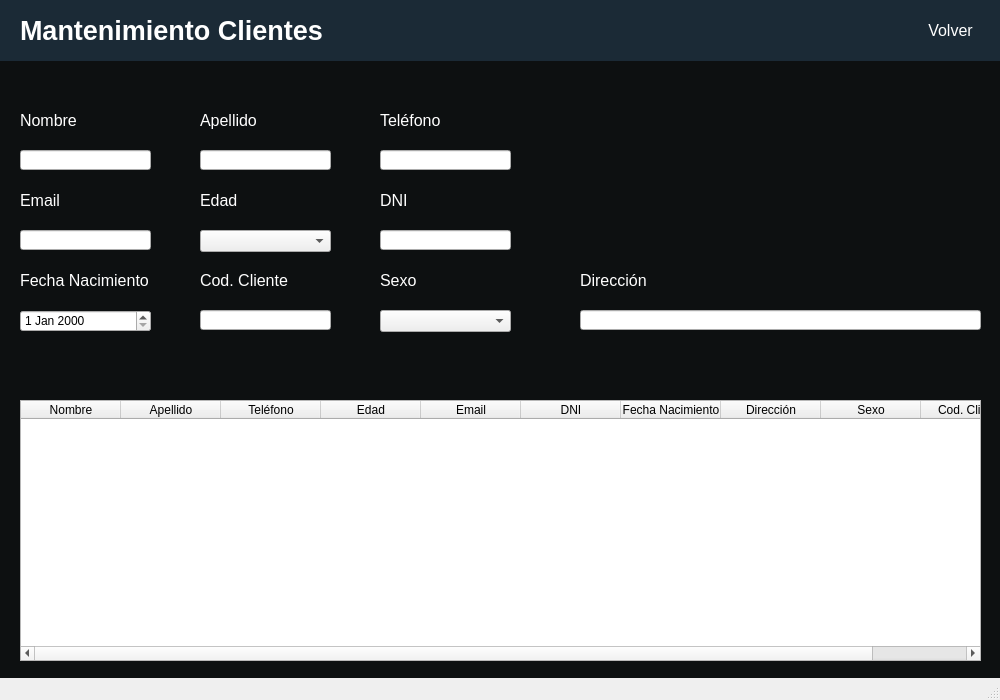
Old version of the form MantenimientoClientes.ui in the repository GatoMaster2000/Cajusol.
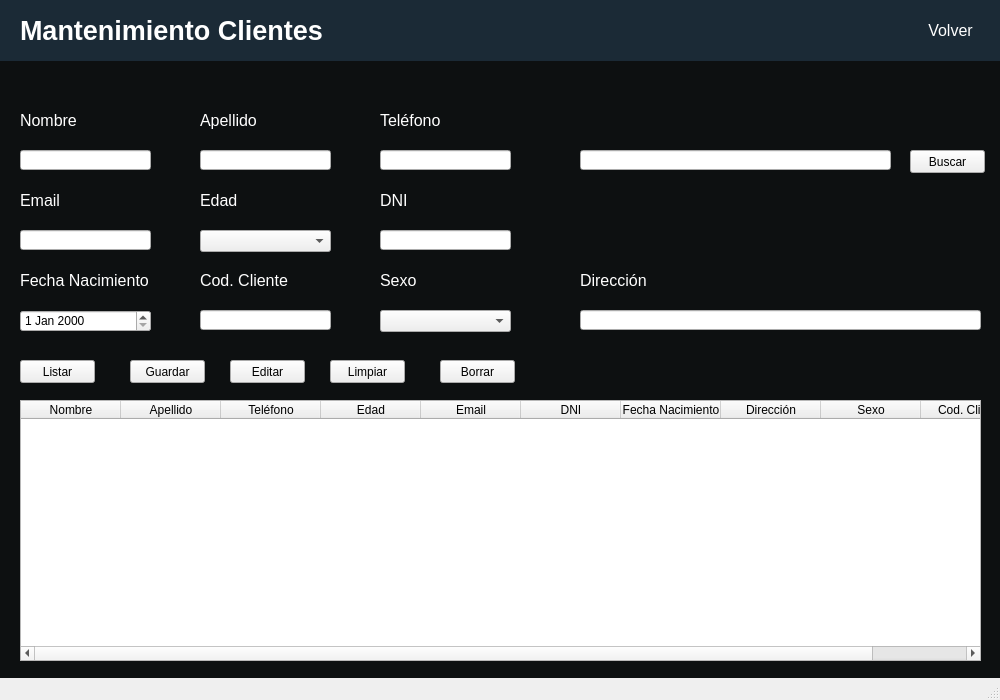
New version of the form. Icons and pictures are not drawn.

```diff
--- a/MantenimientoClientes.ui
+++ b/MantenimientoClientes.ui
@@ -868,6 +868,94 @@
      <string>Mantenimiento Clientes</string>
     </property>
    </widget>
+   <widget class="QPushButton" name="pushButton_2">
+    <property name="geometry">
+     <rect>
+      <x>910</x>
+      <y>150</y>
+      <width>75</width>
+      <height>23</height>
+     </rect>
+    </property>
+    <property name="text">
+     <string>Buscar</string>
+    </property>
+   </widget>
+   <widget class="QLineEdit" name="lineEdit_3">
+    <property name="geometry">
+     <rect>
+      <x>580</x>
+      <y>150</y>
+      <width>311</width>
+      <height>20</height>
+     </rect>
+    </property>
+   </widget>
+   <widget class="QPushButton" name="pushButton_3">
+    <property name="geometry">
+     <rect>
+      <x>20</x>
+      <y>360</y>
+      <width>75</width>
+      <height>23</height>
+     </rect>
+    </property>
+    <property name="text">
+     <string>Listar</string>
+    </property>
+   </widget>
+   <widget class="QPushButton" name="pushButton_4">
+    <property name="geometry">
+     <rect>
+      <x>130</x>
+      <y>360</y>
+      <width>75</width>
+      <height>23</height>
+     </rect>
+    </property>
+    <property name="text">
+     <string>Guardar</string>
+    </property>
+   </widget>
+   <widget class="QPushButton" name="pushButton_5">
+    <property name="geometry">
+     <rect>
+      <x>230</x>
+      <y>360</y>
+      <width>75</width>
+      <height>23</height>
+     </rect>
+    </property>
+    <property name="text">
+     <string>Editar</string>
+    </property>
+   </widget>
+   <widget class="QPushButton" name="pushButton_6">
+    <property name="geometry">
+     <rect>
+      <x>330</x>
+      <y>360</y>
+      <width>75</width>
+      <height>23</height>
+     </rect>
+    </property>
+    <property name="text">
+     <string>Limpiar</string>
+    </property>
+   </widget>
+   <widget class="QPushButton" name="pushButton_7">
+    <property name="geometry">
+     <rect>
+      <x>440</x>
+      <y>360</y>
+      <width>75</width>
+      <height>23</height>
+     </rect>
+    </property>
+    <property name="text">
+     <string>Borrar</string>
+    </property>
+   </widget>
   </widget>
   <widget class="QStatusBar" name="statusbar"/>
  </widget>
```
Left out of the diff: 2 changed lines with no effect on the pictures.
